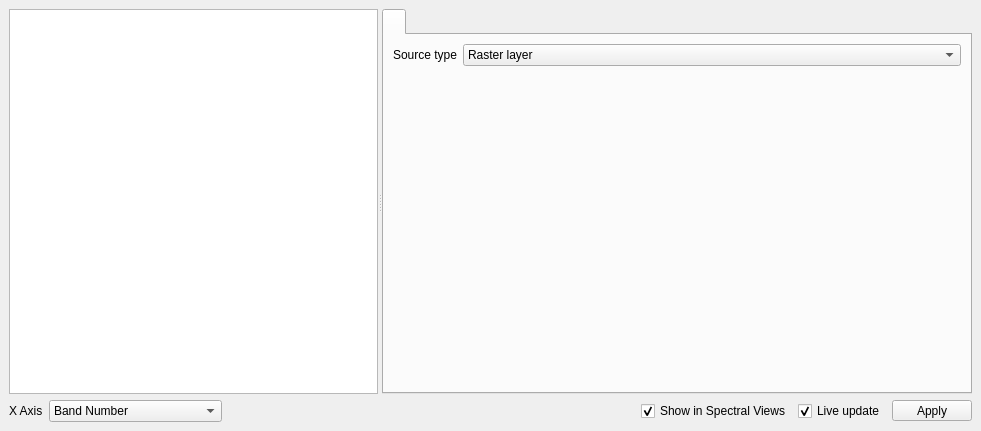
Above: enmapbox/eo4qapps/profileanalyticsapp/profileanalyticsdockwidget.ui from EnMAP-Box/enmap-box before the change. Below: the same form after it.
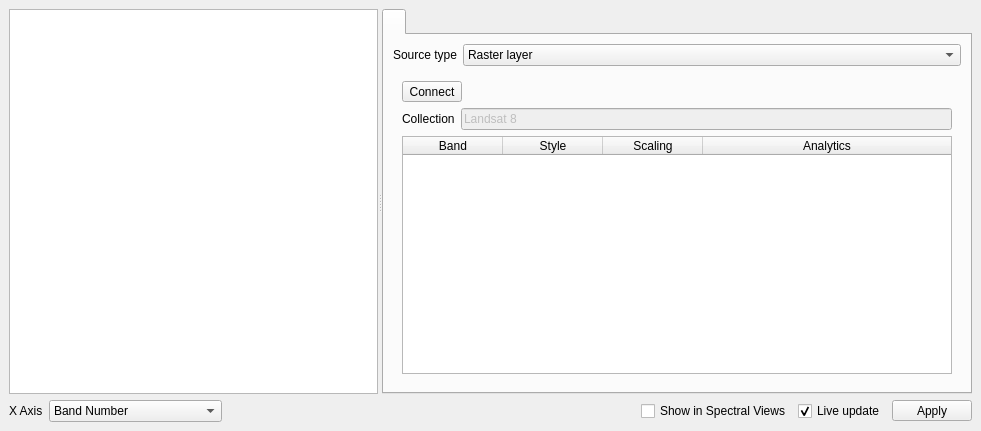
That is the form after the change. The open tabs and pages were chosen to show the change. Icons and pictures are not drawn. Custom widgets are drawn as their Qt base class.

```diff
--- a/enmapbox/eo4qapps/profileanalyticsapp/profileanalyticsdockwidget.ui
+++ b/enmapbox/eo4qapps/profileanalyticsapp/profileanalyticsdockwidget.ui
@@ -18,7 +18,7 @@
   </property>
   <property name="minimumSize">
    <size>
-    <width>592</width>
+    <width>744</width>
     <height>401</height>
    </size>
   </property>
@@ -543,7 +543,77 @@
              </item>
             </layout>
            </widget>
-           <widget class="QWidget" name="page_2"/>
+           <widget class="QWidget" name="page_2">
+            <layout class="QVBoxLayout" name="verticalLayout_7">
+             <item>
+              <widget class="QToolButton" name="mGeeRefresh">
+               <property name="text">
+                <string>Connect</string>
+               </property>
+              </widget>
+             </item>
+             <item>
+              <layout class="QHBoxLayout" name="mGeeCollectionGroup">
+               <item>
+                <widget class="QLabel" name="mGeeCollectionTitleLabel">
+                 <property name="sizePolicy">
+                  <sizepolicy hsizetype="Fixed" vsizetype="Preferred">
+                   <horstretch>0</horstretch>
+                   <verstretch>0</verstretch>
+                  </sizepolicy>
+                 </property>
+                 <property name="text">
+                  <string>Collection</string>
+                 </property>
+                </widget>
+               </item>
+               <item>
+                <widget class="QLineEdit" name="mGeeCollectionTitle">
+                 <property name="enabled">
+                  <bool>false</bool>
+                 </property>
+                 <property name="text">
+                  <string>Landsat 8</string>
+                 </property>
+                 <property name="readOnly">
+                  <bool>true</bool>
+                 </property>
+                </widget>
+               </item>
+              </layout>
+             </item>
+             <item>
+              <widget class="QTableWidget" name="mGeeRasterTable">
+               <attribute name="horizontalHeaderDefaultSectionSize">
+                <number>100</number>
+               </attribute>
+               <attribute name="horizontalHeaderStretchLastSection">
+                <bool>true</bool>
+               </attribute>
+               <column>
+                <property name="text">
+                 <string>Band</string>
+                </property>
+               </column>
+               <column>
+                <property name="text">
+                 <string>Style</string>
+                </property>
+               </column>
+               <column>
+                <property name="text">
+                 <string>Scaling</string>
+                </property>
+               </column>
+               <column>
+                <property name="text">
+                 <string>Analytics</string>
+                </property>
+               </column>
+              </widget>
+             </item>
+            </layout>
+           </widget>
           </widget>
          </item>
         </layout>
@@ -607,7 +677,7 @@
          <string>Show in Spectral Views</string>
         </property>
         <property name="checked">
-         <bool>true</bool>
+         <bool>false</bool>
         </property>
        </widget>
       </item>
```
Left out of the diff: 32 changed lines with no effect on the pictures.
